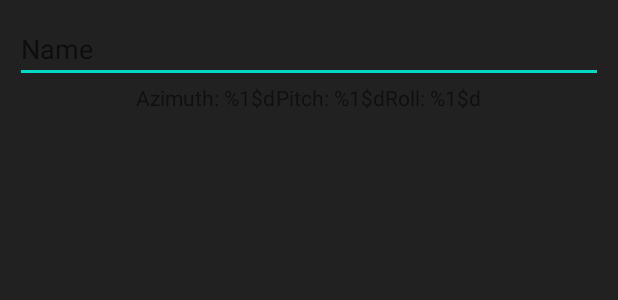
After one commit to grizeldi/Digikotnik, an Android app: the layout dialog_save.xml on its own in the app's theme, with its tools: preview values and no code run, on a phone screen of 412 x 824 dp. The commit adds this screen. Shown: the top 300 px of the screen. Run offline under Robolectric (Android 15) with nearby library versions, the phone set to English and light mode, and no system bars.

Commit message:
Initial save popup implementation

```diff
--- /dev/null
+++ b/app/src/main/res/layout/dialog_save.xml
@@ -0,0 +1,40 @@
+<?xml version="1.0" encoding="utf-8"?>
+<androidx.constraintlayout.widget.ConstraintLayout xmlns:android="http://schemas.android.com/apk/res/android"
+    android:layout_width="match_parent"
+    android:layout_height="match_parent"
+    android:paddingHorizontal="10dp"
+    android:paddingVertical="10dp"
+    xmlns:app="http://schemas.android.com/apk/res-auto">
+    <EditText
+        android:id="@+id/saveDialog_textbox"
+        android:layout_width="match_parent"
+        android:layout_height="wrap_content"
+        android:hint="@string/name"
+        app:layout_constraintTop_toTopOf="parent"
+        />
+    <LinearLayout
+        android:layout_width="match_parent"
+        android:layout_height="wrap_content"
+        android:gravity="center"
+        app:layout_constraintTop_toBottomOf="@id/saveDialog_textbox"
+        >
+        <TextView
+            android:id="@+id/saveDialog_azimuth"
+            android:layout_width="wrap_content"
+            android:layout_height="wrap_content"
+            android:text="@string/azimuth"
+            />
+        <TextView
+            android:id="@+id/saveDialog_pitch"
+            android:layout_width="wrap_content"
+            android:layout_height="wrap_content"
+            android:text="@string/pitch"
+            />
+        <TextView
+            android:id="@+id/saveDialog_roll"
+            android:layout_width="wrap_content"
+            android:layout_height="wrap_content"
+            android:text="@string/roll"
+            />
+    </LinearLayout>
+</androidx.constraintlayout.widget.ConstraintLayout>
--- a/app/src/main/res/values/strings.xml
+++ b/app/src/main/res/values/strings.xml
@@ -1,10 +1,23 @@
 <resources>
     <string name="app_name">Digikotnik</string>
     <string name="angleUnit">°</string>
+
+    <!-- Tabs -->
     <string name="tab_measure">Measure</string>
     <string name="tab_recent">Recent</string>
+
+    <!-- Measurement screen -->
     <string name="reset">Reset to 0°</string>
     <string name="angle_display_text">Angle: %1$d°</string>
     <string name="save">Save measurement</string>
     <string name="last_session">Last session</string>
+
+    <!-- Save popup -->
+    <string name="name">Name</string>
+    <string name="confirm">OK</string>
+    <string name="cancel">Cancel</string>
+
+    <string name="azimuth">Azimuth: %1$d</string>
+    <string name="pitch">Pitch: %1$d</string>
+    <string name="roll">Roll: %1$d</string>
 </resources>
```
Also changed, not shown: app/src/main/java/com/github/grizeldi/digikotnik/fragment/MeasurementFragment.java (+9 -1 lines), app/src/main/java/com/github/grizeldi/digikotnik/fragment/SaveDialogFragment.java (added, +48 -0 lines).
